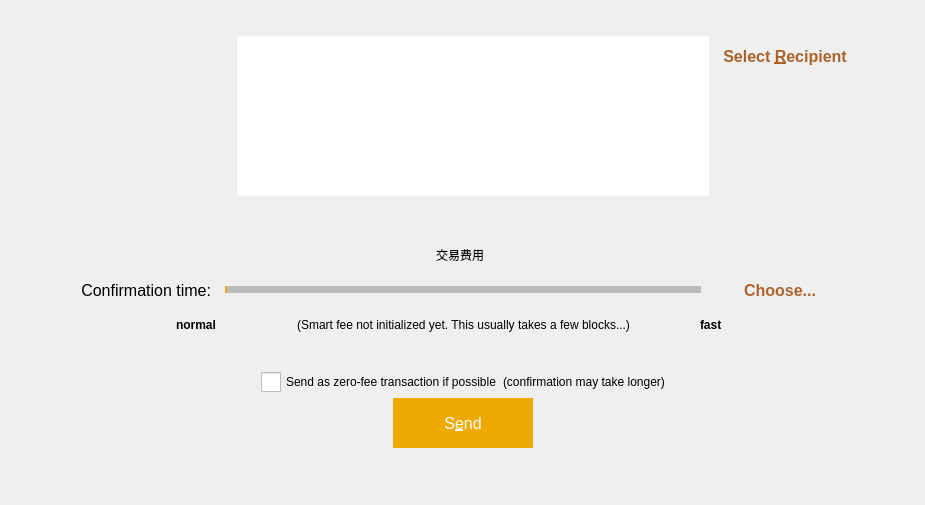
First picture: the form in src/qt/forms/sendcoinsdialog.ui, repository MassGrid/MassGrid, before the edit.
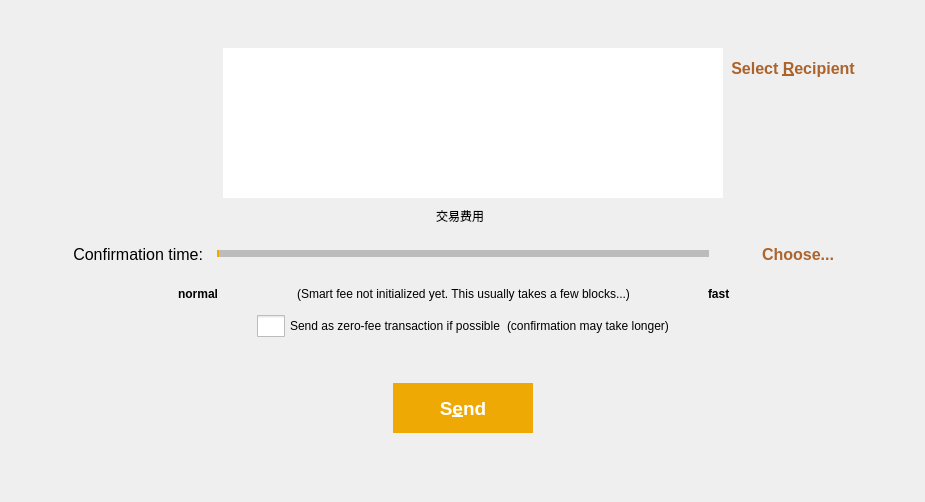
Second picture: the form after the edit. Icons and pictures are not drawn. Custom widgets are drawn as their Qt base class.

What changed in the file:
```diff
--- a/src/qt/forms/sendcoinsdialog.ui
+++ b/src/qt/forms/sendcoinsdialog.ui
@@ -7,7 +7,7 @@
     <x>0</x>
     <y>0</y>
     <width>925</width>
-    <height>505</height>
+    <height>502</height>
    </rect>
   </property>
   <property name="windowTitle">
@@ -19,16 +19,16 @@
 }  
   
 QCheckBox::indicator{  
-	width:20px;
-	height:20px; 
+	width:28px;
+	height:22px; 
 }  
   
 QCheckBox::indicator:unchecked{  
-	border-image: url(:/pic/res/pic/kPic.png);
+	image: url(:/pic/res/pic/kPic.png);
 }  
   
 QCheckBox::indicator:checked{  
-	border-image: url(:/pic/res/pic/selectPic.png);
+	image: url(:/pic/res/pic/check-selected.png);
 }  
   
 QCheckBox::indicator:checked:disabled{  
@@ -1428,9 +1428,12 @@
          </property>
          <layout class="QGridLayout" name="gridLayout_3">
           <item row="1" column="1">
-           <layout class="QVBoxLayout" name="verticalLayout_6">
+           <layout class="QVBoxLayout" name="verticalLayout_6" stretch="1,0,0,2">
             <item>
              <layout class="QVBoxLayout" name="verticalLayout_5">
+              <property name="spacing">
+               <number>0</number>
+              </property>
               <item>
                <layout class="QHBoxLayout" name="horizontalLayout_10">
                 <property name="leftMargin">
@@ -1453,8 +1456,8 @@
                  <widget class="QScrollArea" name="scrollArea">
                   <property name="minimumSize">
                    <size>
-                    <width>0</width>
-                    <height>160</height>
+                    <width>500</width>
+                    <height>150</height>
                    </size>
                   </property>
                   <property name="styleSheet">
@@ -1463,7 +1466,7 @@
 }
 
 QScrollArea{
-border:hidden;
+border: hidden;
 }
 
 </string>
@@ -1476,8 +1479,8 @@
                     <rect>
                      <x>0</x>
                      <y>0</y>
-                     <width>487</width>
-                     <height>160</height>
+                     <width>500</width>
+                     <height>150</height>
                     </rect>
                    </property>
                    <layout class="QVBoxLayout" name="verticalLayout_2" stretch="0,1">
@@ -1602,7 +1605,7 @@
                  <number>0</number>
                 </property>
                 <widget class="QWidget" name="page_3">
-                 <layout class="QVBoxLayout" name="verticalLayout_8" stretch="0,0">
+                 <layout class="QVBoxLayout" name="verticalLayout_8" stretch="0">
                   <property name="leftMargin">
                    <number>0</number>
                   </property>
@@ -1621,26 +1624,16 @@
                      <number>0</number>
                     </property>
                     <property name="topMargin">
-                     <number>10</number>
+                     <number>0</number>
                     </property>
-                    <item>
-                     <spacer name="verticalSpacer_13">
-                      <property name="orientation">
-                       <enum>Qt::Vertical</enum>
-                      </property>
-                      <property name="sizeHint" stdset="0">
-                       <size>
-                        <width>20</width>
-                        <height>40</height>
-                       </size>
-                      </property>
-                     </spacer>
-                    </item>
                     <item>
                      <layout class="QHBoxLayout" name="horizontalLayout_14">
                       <property name="leftMargin">
                        <number>0</number>
                       </property>
+                      <property name="topMargin">
+                       <number>6</number>
+                      </property>
                       <property name="rightMargin">
                        <number>0</number>
                       </property>
@@ -1662,6 +1655,12 @@
                       </item>
                       <item>
                        <widget class="QLabel" name="labelSmartFee">
+                        <property name="sizePolicy">
+                         <sizepolicy hsizetype="Minimum" vsizetype="Fixed">
+                          <horstretch>0</horstretch>
+                          <verstretch>0</verstretch>
+                         </sizepolicy>
+                        </property>
                         <property name="minimumSize">
                          <size>
                           <width>0</width>
@@ -1821,6 +1820,28 @@
                          <property name="bottomMargin">
                           <number>0</number>
                          </property>
+                         <item>
+                          <widget class="QLabel" name="label_8">
+                           <property name="minimumSize">
+                            <size>
+                             <width>10</width>
+                             <height>20</height>
+                            </size>
+                           </property>
+                           <property name="maximumSize">
+                            <size>
+                             <width>10</width>
+                             <height>20</height>
+                            </size>
+                           </property>
+                           <property name="styleSheet">
+                            <string notr="true">border-image: url(:/pic/res/pic/moreSelect.png);</string>
+                           </property>
+                           <property name="text">
+                            <string/>
+                           </property>
+                          </widget>
+                         </item>
                          <item>
                           <widget class="QToolButton" name="moreButton">
                            <property name="sizePolicy">
@@ -1845,28 +1866,6 @@
                            </property>
                           </widget>
                          </item>
-                         <item>
-                          <widget class="QLabel" name="label_8">
-                           <property name="minimumSize">
-                            <size>
-                             <width>10</width>
-                             <height>20</height>
-                            </size>
-                           </property>
-                           <property name="maximumSize">
-                            <size>
-                             <width>10</width>
-                             <height>20</height>
-                            </size>
-                           </property>
-                           <property name="styleSheet">
-                            <string notr="true">border-image: url(:/pic/res/pic/moreSelect.png);</string>
-                           </property>
-                           <property name="text">
-                            <string/>
-                           </property>
-                          </widget>
-                         </item>
                         </layout>
                        </widget>
                       </item>
@@ -1930,6 +1929,9 @@
                           <property name="text">
                            <string>normal</string>
                           </property>
+                          <property name="alignment">
+                           <set>Qt::AlignRight|Qt::AlignTrailing|Qt::AlignVCenter</set>
+                          </property>
                          </widget>
                         </item>
                         <item>
@@ -2033,36 +2035,10 @@
                     </item>
                    </layout>
                   </item>
-                  <item>
-                   <spacer name="verticalSpacer_9">
-                    <property name="orientation">
-                     <enum>Qt::Vertical</enum>
-                    </property>
-                    <property name="sizeHint" stdset="0">
-                     <size>
-                      <width>20</width>
-                      <height>38</height>
-                     </size>
-                    </property>
-                   </spacer>
-                  </item>
                  </layout>
                 </widget>
                 <widget class="QWidget" name="page_4">
                  <layout class="QVBoxLayout" name="verticalLayout_10">
-                  <item>
-                   <spacer name="verticalSpacer_11">
-                    <property name="orientation">
-                     <enum>Qt::Vertical</enum>
-                    </property>
-                    <property name="sizeHint" stdset="0">
-                     <size>
-                      <width>20</width>
-                      <height>29</height>
-                     </size>
-                    </property>
-                   </spacer>
-                  </item>
                   <item>
                    <layout class="QHBoxLayout" name="horizontalLayout_18">
                     <property name="spacing">
@@ -2218,7 +2194,7 @@
                           </size>
                          </property>
                          <property name="styleSheet">
-                          <string notr="true">border-image: url(:/pic/res/pic/moreSelect.png);</string>
+                          <string notr="true">border-image: url(:/pic/res/pic/back.png);</string>
                          </property>
                          <property name="text">
                           <string/>
@@ -2317,6 +2293,19 @@
               </item>
              </layout>
             </item>
+            <item>
+             <spacer name="verticalSpacer_11">
+              <property name="orientation">
+               <enum>Qt::Vertical</enum>
+              </property>
+              <property name="sizeHint" stdset="0">
+               <size>
+                <width>20</width>
+                <height>40</height>
+               </size>
+              </property>
+             </spacer>
+            </item>
             <item>
              <layout class="QHBoxLayout" name="horizontalLayout_12">
               <item>
@@ -2385,9 +2374,9 @@
                    </property>
                    <property name="font">
                     <font>
-                     <pointsize>12</pointsize>
-                     <weight>50</weight>
-                     <bold>false</bold>
+                     <pointsize>14</pointsize>
+                     <weight>75</weight>
+                     <bold>true</bold>
                     </font>
                    </property>
                    <property name="styleSheet">
@@ -2400,12 +2389,12 @@
                    </property>
                    <property name="icon">
                     <iconset resource="../massgrid.qrc">
-                     <normaloff>:/pic/res/pic/send.png</normaloff>:/pic/res/pic/send.png</iconset>
+                     <normaloff>:/pic/res/pic/menuicon/address-book.png</normaloff>:/pic/res/pic/menuicon/address-book.png</iconset>
                    </property>
                    <property name="iconSize">
                     <size>
                      <width>60</width>
-                     <height>30</height>
+                     <height>40</height>
                     </size>
                    </property>
                    <property name="toolButtonStyle">
```
Left out of the diff: 2 changed lines with no effect on the pictures.
